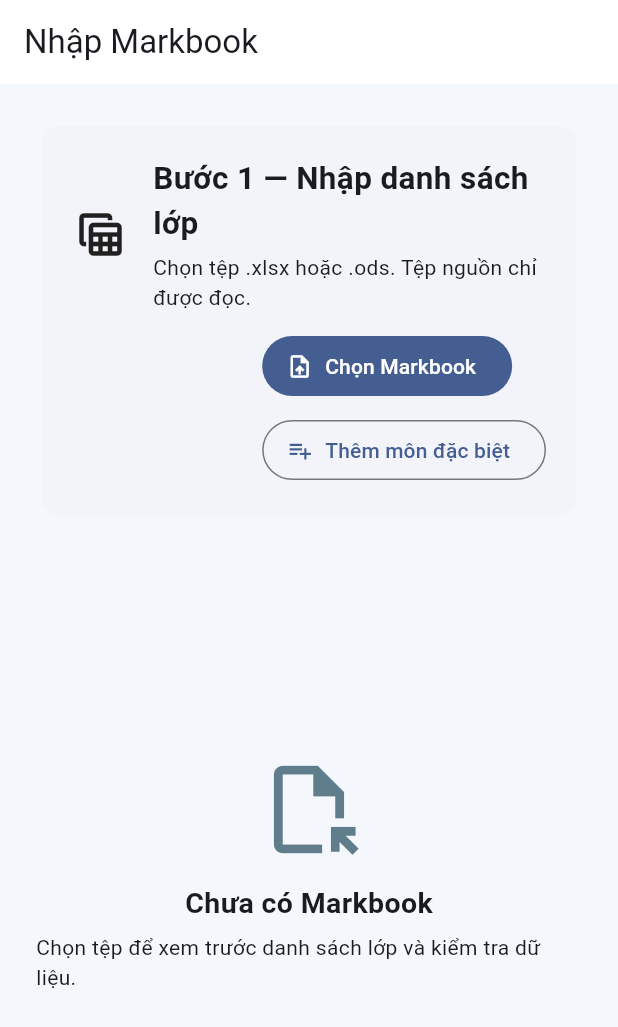
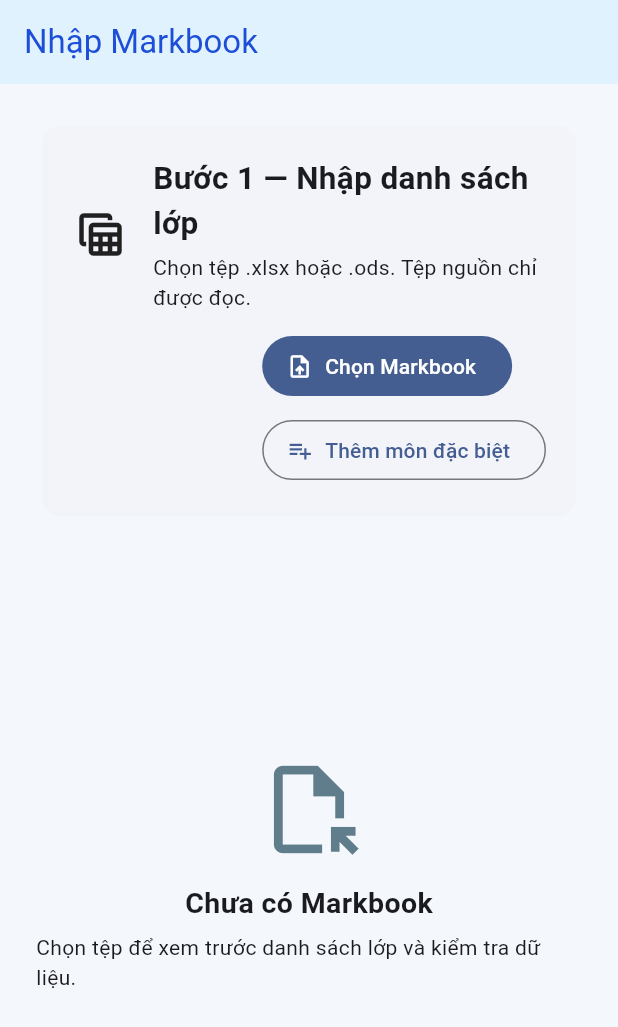
Before and after one commit to tgbaonguyen-dev/PRM393_Lab01, a Flutter app: the screen it shows after launch, on a phone screen of 412 x 824 dp. Shown: the top 1027 px of the screen. Run offline on Flutter 3.47's test engine with Material 3 defaults, Android fonts, the phone set to English and light mode, and no system bars; our stand-ins replace file_picker; missing offline and left inert: excel.

Commit message:
style(m1): refresh screen header colors

```diff
--- a/apps/desktop/lib/features/import/import_screen.dart
+++ b/apps/desktop/lib/features/import/import_screen.dart
@@ -352,7 +352,8 @@ class _ImportScreenState extends State<ImportScreen> {
     return Scaffold(
       appBar: AppBar(
         title: const Text('Nhập Markbook'),
-        backgroundColor: Colors.white,
+        backgroundColor: const Color(0xFFE0F2FE),
+        foregroundColor: const Color(0xFF1D4ED8),
       ),
       body: Padding(
         padding: const EdgeInsets.all(24),
--- a/apps/desktop/lib/features/schedule/schedule_generator_screen.dart
+++ b/apps/desktop/lib/features/schedule/schedule_generator_screen.dart
@@ -118,7 +118,8 @@ class _ScheduleGeneratorScreenState extends State<ScheduleGeneratorScreen> {
     return Scaffold(
       appBar: AppBar(
         title: const Text('Lịch giảng dạy'),
-        backgroundColor: Colors.white,
+        backgroundColor: const Color(0xFFE0F2FE),
+        foregroundColor: const Color(0xFF1D4ED8),
       ),
       body: Padding(
         padding: const EdgeInsets.all(20),
```
